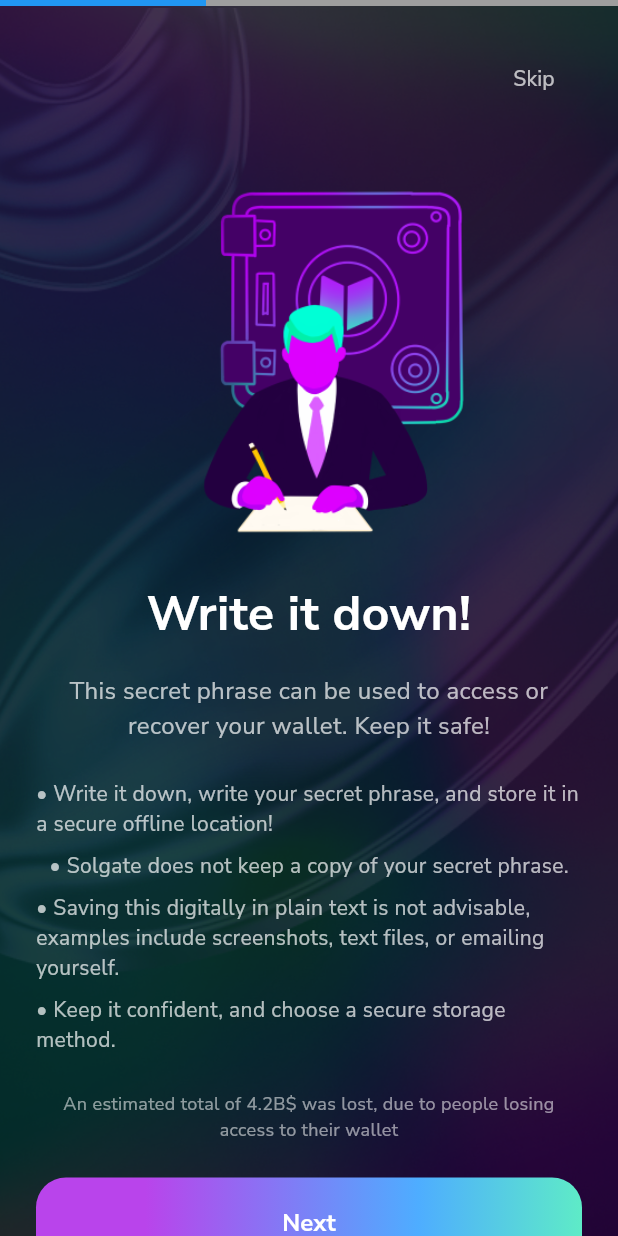
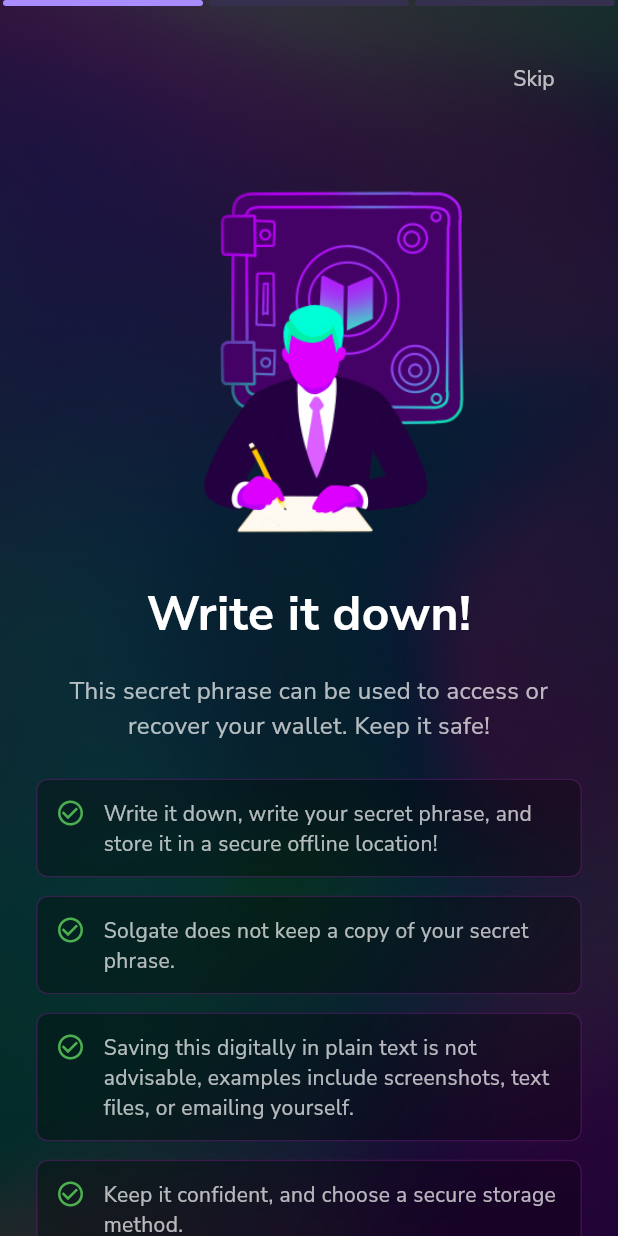
Before and after one commit to PixelDat/Solgate-mobile-app, a Flutter app: the screen it shows after launch, on a phone screen of 412 x 824 dp. Run offline on Flutter 3.47's test engine with Material 3 defaults, Android fonts, the phone set to English and light mode, and no system bars; our stand-ins replace cloud_firestore, firebase_auth, firebase_core, flutter_dotenv, flutter_secure_storage, google_sign_in and 1 more; missing offline and left inert: base58check, bip39, ed25519_hd_key, encrypt, twitter_login, web3dart; accounts and stored records are empty.

Commit message:
Corrected wallet_creation_oage progress indicator

```diff
--- a/lib/pages/import_wallet_page.dart
+++ b/lib/pages/import_wallet_page.dart
@@ -43,24 +43,7 @@ class _ImportWalletPageState extends State<ImportWalletPage> {
               ),
             ),
           ),
-          Positioned(
-            top: -700,
-            left: -900,
-            child: Image.asset(
-              'assets/images/background_top_left.png',
-              width: 2200,
-              height: 2200,
-            ),
-          ),
-          Positioned(
-            top: -10,
-            left: -30,
-            child: Image.asset(
-              'assets/images/background_bottom_right.png',
-              width: 300,
-              height: 300,
-            ),
-          ),
+
           // Main content
           SafeArea(
             child: Column(
--- a/lib/pages/wallet_creation_page.dart
+++ b/lib/pages/wallet_creation_page.dart
@@ -2,6 +2,7 @@ import 'package:flutter/material.dart';
 import 'package:flutter/services.dart';
 import 'package:tongate/widgets/GradientButton.dart';
 import 'package:bip39/bip39.dart' as bip39;
+import 'dart:ui';
 
 class wallet_creation_page extends StatefulWidget {
   @override
@@ -49,25 +50,8 @@ class _wallet_creation_pageState extends State<wallet_creation_page> {
             ),
           ),
           // Top-left background image
-          Positioned(
-            top: -700,
-            left: -900,
-            child: Image.asset(
-              'assets/images/background_top_left.png',
-              width: 2200,
-              height: 2200,
-            ),
-          ),
-          // Bottom-right background image
-          Positioned(
-            top: -10,
-            left: -30,
-            child: Image.asset(
-              'assets/images/background_bottom_right.png',
-              width: 300,
-              height: 300,
-            ),
-          ),
+
+
           // Main content
           SafeArea(
             child: Column(
@@ -102,8 +86,26 @@ class _wallet_creation_pageState extends State<wallet_creation_page> {
       child: Row(
         children: List.generate(3, (index) {
           return Expanded(
-            child: Container(
-              color: index <= _currentPage ? Colors.blue : Colors.grey,
+            child: Padding(
+              padding: EdgeInsets.symmetric(horizontal: 2),
+              child: Container(
+                decoration: BoxDecoration(
+                  gradient: index <= _currentPage
+                      ? LinearGradient(
+                          colors: [
+                            if (index == 0) Color(0xFFA98CFF),
+                            if (index == 1) Color(0xFFA98CFF),
+                            if (index == 2) Color(0xFFA98CFF),
+                            Color(0xFFA98CFF),
+                          ],
+                          begin: Alignment.centerLeft,
+                          end: Alignment.centerRight,
+                        )
+                      : null,
+                  color: index <= _currentPage ? null : Color.fromARGB(255, 53, 48, 77),
+                  borderRadius: BorderRadius.circular(2),
+                ),
+              ),
             ),
           );
         }),
@@ -150,24 +152,20 @@ class _wallet_creation_pageState extends State<wallet_creation_page> {
               textAlign: TextAlign.center,
             ),
             SizedBox(height: 24),
-            Text(
-              '• Write it down, write your secret phrase, and store it in a secure offline location!',
-              style: TextStyle(color: Colors.white70, fontSize: 14),
+            _buildInfoItem(
+              'Write it down, write your secret phrase, and store it in a secure offline location!',
             ),
-            SizedBox(height: 8),
-            Text(
-              '• Solgate does not keep a copy of your secret phrase.',
-              style: TextStyle(color: Colors.white70, fontSize: 14),
+            SizedBox(height: 12),
+            _buildInfoItem(
+              'Solgate does not keep a copy of your secret phrase.',
             ),
-            SizedBox(height: 8),
-            Text(
-              '• Saving this digitally in plain text is not advisable, examples include screenshots, text files, or emailing yourself.',
-              style: TextStyle(color: Colors.white70, fontSize: 14),
+            SizedBox(height: 12),
+            _buildInfoItem(
+              'Saving this digitally in plain text is not advisable, examples include screenshots, text files, or emailing yourself.',
             ),
-            SizedBox(height: 8),
-            Text(
-              '• Keep it confident, and choose a secure storage method.',
-              style: TextStyle(color: Colors.white70, fontSize: 14),
+            SizedBox(height: 12),
+            _buildInfoItem(
+              'Keep it confident, and choose a secure storage method.',
             ),
             SizedBox(height: 24),
             Text(
@@ -184,6 +182,36 @@ class _wallet_creation_pageState extends State<wallet_creation_page> {
               child: Text('Next', style: TextStyle(color: Colors.white, fontSize: 16, fontWeight: FontWeight.bold)),
             ),
           ],
+        ),
+      ),
+    );
+  }
+
+  Widget _buildInfoItem(String text) {
+    return ClipRRect(
+      borderRadius: BorderRadius.circular(8),
+      child: BackdropFilter(
+        filter: ImageFilter.blur(sigmaX: 10, sigmaY: 10),
+        child: Container(
+          decoration: BoxDecoration(
+            color: Color.fromARGB(255, 0, 0, 0).withOpacity(0.3),
+            border: Border.all(color: Colors.purple.withOpacity(0.3), width: 1),
+            borderRadius: BorderRadius.circular(8),
+          ),
+          padding: EdgeInsets.all(12),
+          child: Row(
+            crossAxisAlignment: CrossAxisAlignment.start,
+            children: [
+              Icon(Icons.check_circle_outline, color: Colors.green, size: 20),
+              SizedBox(width: 12),
+              Expanded(
+                child: Text(
+                  text,
+                  style: TextStyle(color: Colors.white70, fontSize: 14),
+                ),
+              ),
+            ],
+          ),
         ),
       ),
     );
```
